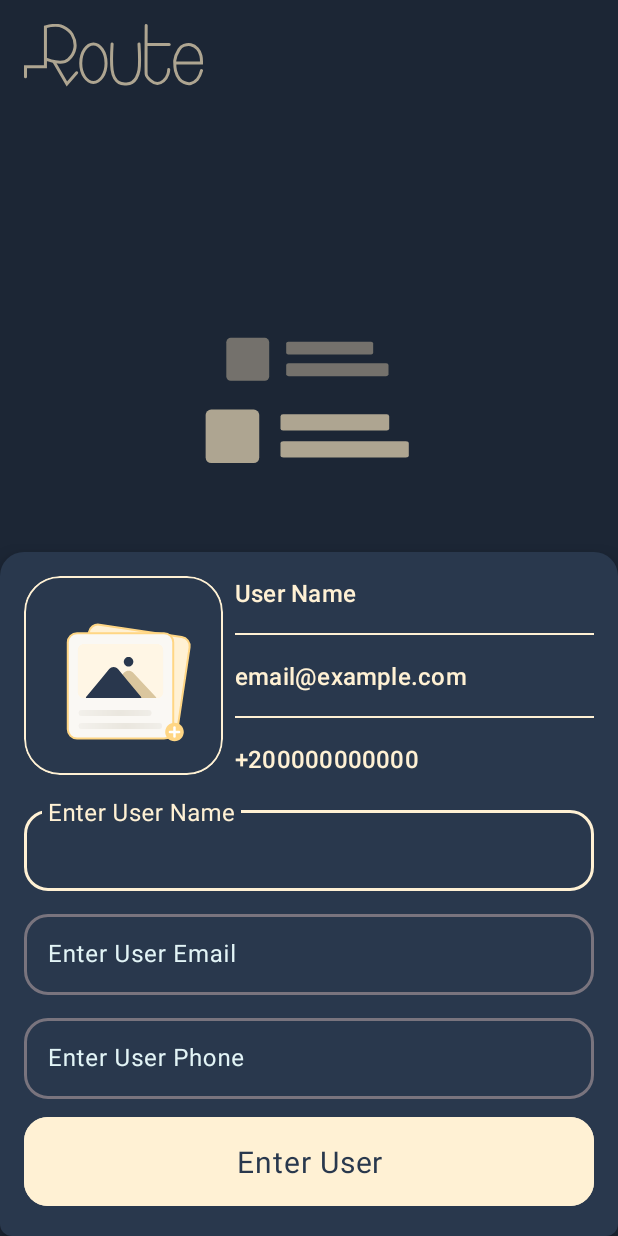
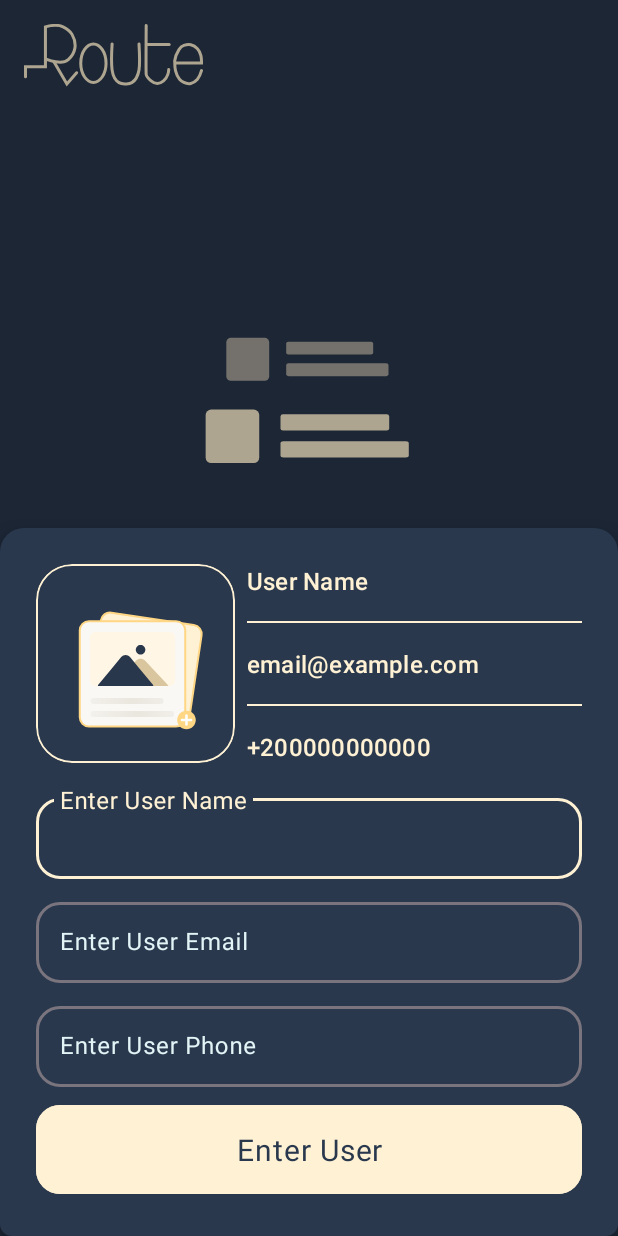
Before and after one commit to Menna120/Contact-App, an Android app: the screen it shows after launch (MainActivity), after a tap on "Add new contact", on a phone screen of 412 x 824 dp. Run offline under Robolectric (Android 15) with nearby library versions, the phone set to English and light mode, and no system bars.

Commit message:
Update padding in `fragment_add_contact_bottom_sheet.xml`

```diff
--- a/app/src/main/res/layout/fragment_add_contact_bottom_sheet.xml
+++ b/app/src/main/res/layout/fragment_add_contact_bottom_sheet.xml
@@ -3,7 +3,7 @@
     xmlns:app="http://schemas.android.com/apk/res-auto"
     android:layout_width="match_parent"
     android:layout_height="wrap_content"
-    android:padding="16dp"
+    android:padding="24dp"
     android:theme="@style/Theme.ContactApp">
 
     <com.google.android.material.card.MaterialCardView
```
